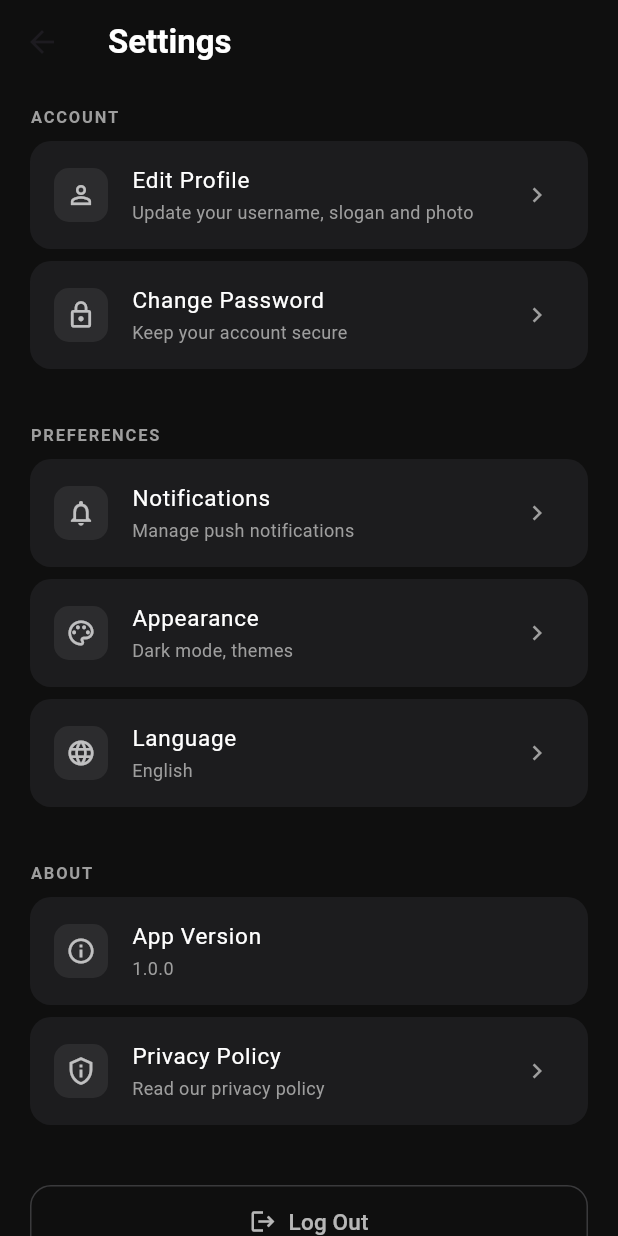
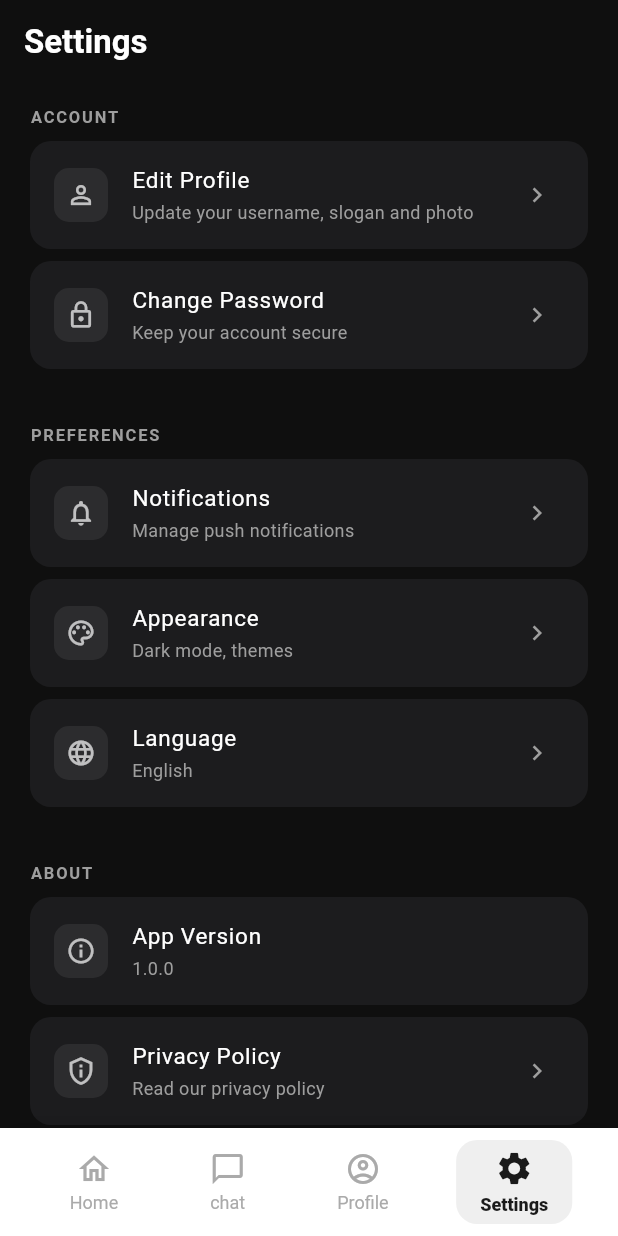
Before and after one commit to NICOLA-200/yuchat, a Flutter app: the SettingsScreen screen opened directly, on a phone screen of 412 x 824 dp. Run offline on Flutter 3.47's test engine with Material 3 defaults, Android fonts, the phone set to English and light mode, and no system bars; our stand-ins replace flutter_riverpod, shared_preferences; accounts and stored records are empty.

Commit message:
fix:bottombnav not showing

```diff
--- a/mobile/lib/main.dart
+++ b/mobile/lib/main.dart
@@ -6,6 +6,7 @@ import 'package:yuchat/screens/login_screen.dart';
 import 'package:yuchat/screens/profile_screen.dart';
 import 'package:yuchat/screens/signup_screen.dart';
 import 'package:yuchat/screens/users_screen.dart';
+import 'package:yuchat/screens/settings_screen.dart';
 
 void main() {
   runApp(const ProviderScope(child: MyApp()));
@@ -29,8 +30,8 @@ class MyApp extends StatelessWidget {
         '/signup':  (context) => const SignupScreen(),
         '/login':   (context) => const LoginScreen(),
         '/loading': (context) => const LoadingScreen(),
-      },
-      home: const SignupScreen(),
+        '/settings': (conext) => const SettingsScreen(),     },
+      home: const SettingsScreen(),
     );
   }
 }
--- a/mobile/lib/screens/settings_screen.dart
+++ b/mobile/lib/screens/settings_screen.dart
@@ -1,5 +1,6 @@
 import 'package:flutter/material.dart';
 import 'package:flutter_riverpod/flutter_riverpod.dart';
+import 'package:yuchat/widgets/bottom_navbar.dart';
 import '../services/auth_provider.dart';
 import '../services/auth_service.dart';
 
@@ -22,18 +23,17 @@ class SettingsScreen extends ConsumerWidget {
           ),
         ),
       ),
-      body: ListView(
+      bottomNavigationBar: const AppBottomNavBar(currentIndex: 3), // adjust index to match your navbar
+      body: SafeArea(
+        child: ListView(
           padding: const EdgeInsets.symmetric(horizontal: 20, vertical: 10),
           children: [
-          // ── Profile section ──────────────────────────────
             _SectionLabel(label: 'Account'),
             _SettingsTile(
               icon: Icons.person_outline,
               title: 'Edit Profile',
               subtitle: 'Update your username, slogan and photo',
-            onTap: () {
-              // Navigate to profile edit screen
-            },
+              onTap: () {},
             ),
             _SettingsTile(
               icon: Icons.lock_outline,
@@ -44,7 +44,6 @@ class SettingsScreen extends ConsumerWidget {
 
             const SizedBox(height: 24),
 
-          // ── Preferences section ───────────────────────────
             _SectionLabel(label: 'Preferences'),
             _SettingsTile(
               icon: Icons.notifications_none,
@@ -67,7 +66,6 @@ class SettingsScreen extends ConsumerWidget {
 
             const SizedBox(height: 24),
 
-          // ── About section ─────────────────────────────────
             _SectionLabel(label: 'About'),
             _SettingsTile(
               icon: Icons.info_outline,
@@ -84,16 +82,12 @@ class SettingsScreen extends ConsumerWidget {
 
             const SizedBox(height: 32),
 
-          // ── Logout button ─────────────────────────────────
             _LogoutButton(ref: ref),
-
             const SizedBox(height: 16),
-
-          // ── Delete account button ─────────────────────────
             _DeleteAccountButton(ref: ref),
-
             const SizedBox(height: 40),
           ],
+        ),
       ),
     );
   }
@@ -238,15 +232,12 @@ class _DeleteAccountButtonState extends State<_DeleteAccountButton> {
           ),
           TextButton(
             onPressed: () {
-              Navigator.of(ctx).pop(); // close dialog
+              Navigator.of(ctx).pop();
               _deleteAccount();
             },
             child: const Text(
               'Delete',
-              style: TextStyle(
-                color: Colors.red,
-                fontWeight: FontWeight.bold,
-              ),
+              style: TextStyle(color: Colors.red, fontWeight: FontWeight.bold),
             ),
           ),
         ],
@@ -268,10 +259,7 @@ class _DeleteAccountButtonState extends State<_DeleteAccountButton> {
     } catch (e) {
       if (mounted) {
         ScaffoldMessenger.of(context).showSnackBar(
-          SnackBar(
-            content: Text(e.toString()),
-            backgroundColor: Colors.red,
-          ),
+          SnackBar(content: Text(e.toString()), backgroundColor: Colors.red),
         );
       }
     } finally {
--- a/mobile/lib/widgets/bottom_navbar.dart
+++ b/mobile/lib/widgets/bottom_navbar.dart
@@ -16,6 +16,9 @@ class AppBottomNavBar extends StatelessWidget {
         break;
       case 2:
         Navigator.pushReplacementNamed(context, '/profile');
+        break;
+      case 3:
+        Navigator.pushReplacementNamed(context, '/settings');
         break;
     }
   }
```
Lines whose indentation alone changed are shown as unchanged.
